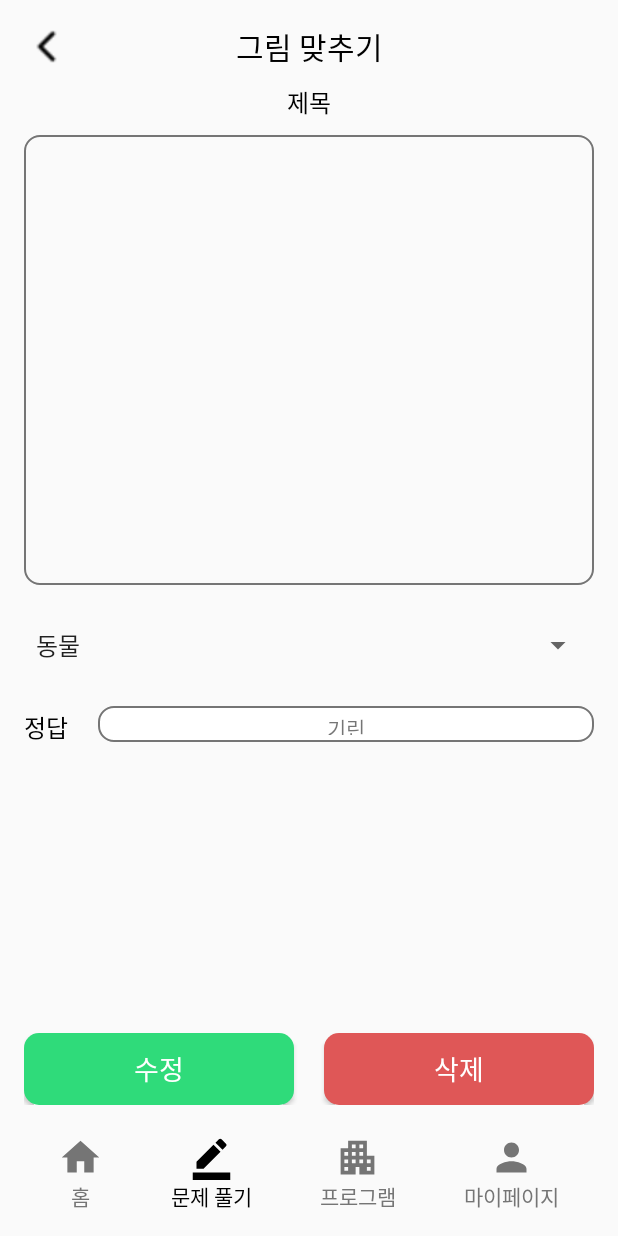
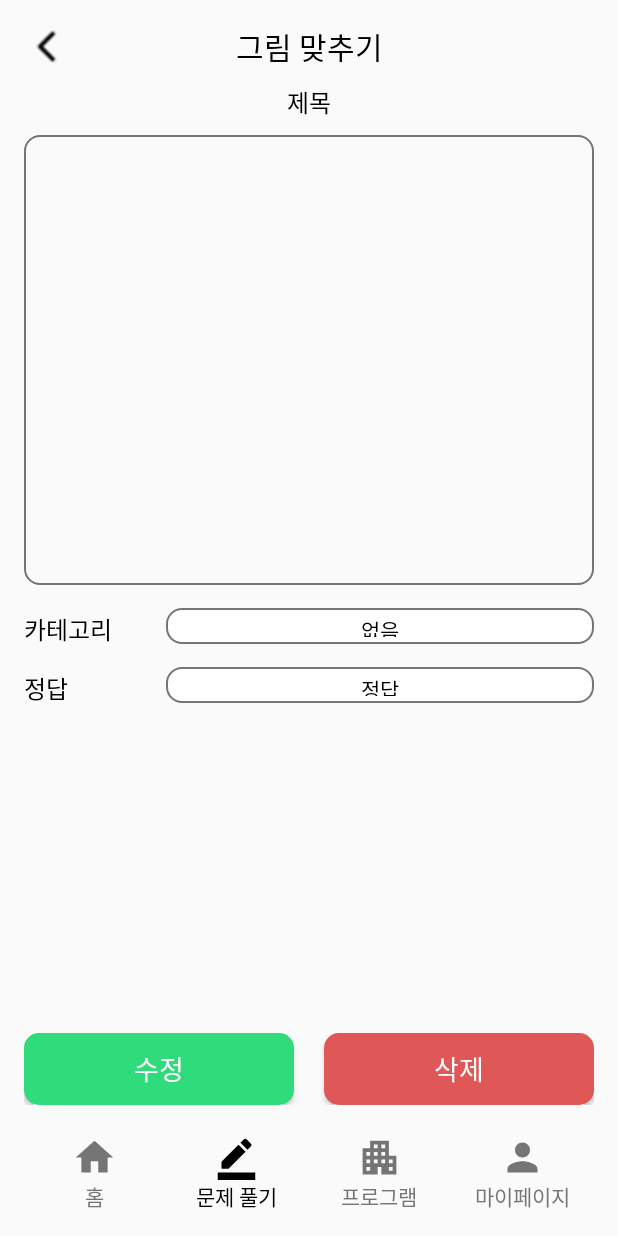
Before and after one commit to Kid-Bean/front, an Android app: the ImageQuizShowActivity screen opened directly, with no data from a screen before it, on a phone screen of 412 x 824 dp. Run offline under Robolectric (Android 15) with nearby library versions, the phone set to English and light mode, and no system bars; pictures from the network do not load.

Commit message:
refactor: 문제 상세 보기 카테고리 선택 삭제 및 하단 바 정렬 #1

```diff
--- a/app/src/main/java/soongsil/kidbean/front/data/dto/response/ImageQuizMemberDetailResponse.kt
+++ b/app/src/main/java/soongsil/kidbean/front/data/dto/response/ImageQuizMemberDetailResponse.kt
@@ -6,6 +6,7 @@ data class ImageQuizMemberDetailResponse(
     val title: String,
     @SerializedName(value = "imageUrl")
     val imgUrl: String,
-    val answer: String
+    val answer: String,
+    val category: String
 ) {
 }
--- a/app/src/main/java/soongsil/kidbean/front/ui/quiz/image/ImageQuizShowActivity.kt
+++ b/app/src/main/java/soongsil/kidbean/front/ui/quiz/image/ImageQuizShowActivity.kt
@@ -39,9 +39,6 @@ class ImageQuizShowActivity : AppCompatActivity() {
         }
 
         loadInfo()
-
-        // 카테고리 세팅
-        categorySetting()
 
         // 수정 버튼 눌렀을 때 수정 화면으로 이동
         binding.btnEdit.setOnClickListener {
@@ -98,6 +95,19 @@ class ImageQuizShowActivity : AppCompatActivity() {
                         .into(imageView)
                     imageView.visibility = View.VISIBLE
 
+                    // API로 가져온 카테고리 넣기
+                    var category = body?.category
+                    if (category.equals("ANIMAL")) {
+                        category = "동물"
+                    }
+                    else if (category.equals("PLANT")) {
+                        category = "식물"
+                    }
+                    else if (category.equals("FOOD")) {
+                        category = "음식"
+                    }
+                    binding.tvCategoryAnswer.text = category
+
                     // API로 가져온 정답 넣기
                     answer = body?.answer.toString()
                     binding.tvCorrect.text = answer
@@ -124,41 +134,4 @@ class ImageQuizShowActivity : AppCompatActivity() {
         super.onResume()
         loadInfo()
     }
-
-    private fun categorySetting() {
-        // 스피너에 표시될 데이터 생성
-        val categories: MutableList<String> = ArrayList()
-        categories.add("동물")
-        categories.add("식물")
-        categories.add("음식")
-        categories.add("없음")
-
-        // 어댑터 생성 및 데이터 설정
-        val adapter = ArrayAdapter(this, android.R.layout.simple_spinner_item, categories)
-        adapter.setDropDownViewResource(android.R.layout.simple_spinner_dropdown_item)
-
-        // 스피너에 어댑터 설정
-        val spinner = binding.tvCategory
-        spinner.adapter = adapter
-
-        // 스피너 아이템 선택 이벤트 처리
-        spinner.onItemSelectedListener = object : AdapterView.OnItemSelectedListener {
-            override fun onItemSelected(
-                parent: AdapterView<*>,
-                view: View,
-                position: Int,
-                id: Long
-            ) {
-                // 선택된 아이템의 텍스트 가져오기
-                val selectedCategory = parent.getItemAtPosition(position).toString()
-                // 선택된 아이템에 대한 작업 수행 (예: 토스트 메시지 표시)
-                Toast.makeText(this@ImageQuizShowActivity, "선택된 카테고리: $selectedCategory", Toast.LENGTH_SHORT)
-                    .show()
-            }
-
-            override fun onNothingSelected(parent: AdapterView<*>?) {
-                // 아무것도 선택되지 않았을 때 처리할 작업 (필요에 따라 구현)
-            }
-        }
-    }
 }
--- a/app/src/main/res/layout/activity_image_quiz_show.xml
+++ b/app/src/main/res/layout/activity_image_quiz_show.xml
@@ -77,31 +77,59 @@
             app:layout_constraintTop_toBottomOf="@+id/tv_title"
             tools:ignore="SpeakableTextPresentCheck" />
 
-    <Spinner
+    <LinearLayout
             android:id="@+id/tv_category"
             android:layout_width="match_parent"
-            android:layout_height="50dp"
-            android:layout_marginTop="15dp"
-            app:layout_constraintLeft_toLeftOf="parent"
-            app:layout_constraintTop_toBottomOf="@+id/img_quiz"
-            android:layout_centerInParent="true"/>
+            android:layout_height="wrap_content"
+            android:orientation="horizontal"
+            android:weightSum="4"
+            android:paddingTop="15dp"
+            app:layout_constraintStart_toStartOf="parent"
+            app:layout_constraintTop_toBottomOf="@+id/img_quiz">
+
+        <TextView
+                style="@style/AndroidBody1"
+                android:layout_width="0dp"
+                android:layout_height="wrap_content"
+                android:text="카테고리"
+                android:textColor="@color/black"
+                android:layout_weight="1"
+                app:layout_constraintEnd_toEndOf="parent"
+                app:layout_constraintStart_toStartOf="parent"
+                app:layout_constraintTop_toBottomOf="@+id/tv_ch_nickname"/>
+
+        <TextView
+                android:id="@+id/tv_category_answer"
+                style="@style/AndroidBody3"
+                android:text="없음"
+                android:textColor="@color/black"
+                android:layout_width="0dp"
+                android:layout_height="match_parent"
+                android:layout_weight="3"
+                android:gravity="center_horizontal"
+                android:background="@drawable/shape_edittext_small_gray"
+                android:inputType="text"
+                android:maxLines="1"
+                />
+    </LinearLayout>
 
     <LinearLayout
             android:id="@+id/ll_my_email"
             android:layout_width="match_parent"
             android:layout_height="wrap_content"
             android:orientation="horizontal"
+            android:weightSum="4"
             android:paddingTop="15dp"
             app:layout_constraintStart_toStartOf="parent"
             app:layout_constraintTop_toBottomOf="@+id/tv_category">
 
         <TextView
                 style="@style/AndroidBody1"
-                android:layout_width="wrap_content"
+                android:layout_width="0dp"
                 android:layout_height="wrap_content"
                 android:text="정답"
+                android:layout_weight="1"
                 android:textColor="@color/black"
-                android:layout_marginRight="20dp"
                 app:layout_constraintEnd_toEndOf="parent"
                 app:layout_constraintStart_toStartOf="parent"
                 app:layout_constraintTop_toBottomOf="@+id/tv_ch_nickname"/>
@@ -109,10 +137,11 @@
         <TextView
                 android:id="@+id/tv_correct"
                 style="@style/AndroidBody3"
-                android:text="기린"
+                android:textColor="@color/black"
+                android:text="정답"
                 android:layout_width="0dp"
                 android:layout_height="match_parent"
-                android:layout_weight="1"
+                android:layout_weight="3"
                 android:gravity="center_horizontal"
                 android:background="@drawable/shape_edittext_small_gray"
                 android:inputType="text"
@@ -170,7 +199,7 @@
         app:layout_constraintRight_toRightOf="parent">
 
         <LinearLayout
-           android:layout_width="wrap_content"
+           android:layout_width="0dp"
            android:layout_height="match_parent"
            android:layout_weight="1"
            android:orientation="vertical">
@@ -194,7 +223,7 @@
         </LinearLayout>
 
         <LinearLayout
-            android:layout_width="wrap_content"
+            android:layout_width="0dp"
             android:layout_height="match_parent"
             android:layout_weight="1"
             android:orientation="vertical">
@@ -217,7 +246,7 @@
         </LinearLayout>
 
         <LinearLayout
-                android:layout_width="wrap_content"
+                android:layout_width="0dp"
                 android:layout_height="match_parent"
                 android:layout_weight="1"
                 android:orientation="vertical">
@@ -241,7 +270,7 @@
         </LinearLayout>
 
         <LinearLayout
-                android:layout_width="wrap_content"
+                android:layout_width="0dp"
                 android:layout_height="match_parent"
                 android:layout_weight="1"
                 android:orientation="vertical">
```
Also changed, not shown: app/src/main/res/layout/activity_image_quiz_enroll.xml (+38 -15 lines).
